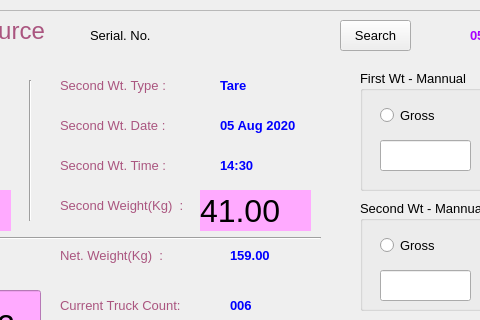
This is FCI/ui/fci_03_weighing.ui in sanjaymanegit/testRepo as Qt 5 draws it before an edit; both pictures show x 700 to 1180 and y 0 to 320 of the 1366 by 769 pixel window. The edited form follows.
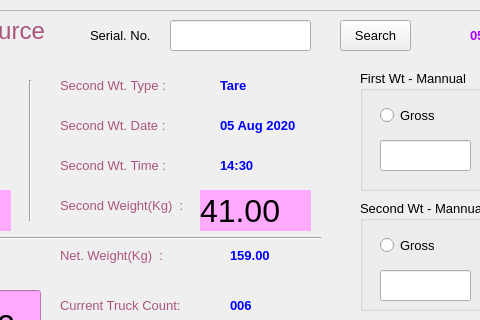
This is the edited form.

Diff of the .ui file:
```diff
--- a/FCI/ui/fci_03_weighing.ui
+++ b/FCI/ui/fci_03_weighing.ui
@@ -1951,6 +1951,22 @@
       <set>Qt::AlignLeading|Qt::AlignLeft|Qt::AlignVCenter</set>
      </property>
     </widget>
+    <widget class="QLineEdit" name="lineEdit_5">
+     <property name="geometry">
+      <rect>
+       <x>860</x>
+       <y>10</y>
+       <width>141</width>
+       <height>31</height>
+      </rect>
+     </property>
+     <property name="font">
+      <font>
+       <family>MS Shell Dlg 2</family>
+       <pointsize>10</pointsize>
+      </font>
+     </property>
+    </widget>
    </widget>
   </widget>
   <widget class="QMenuBar" name="menubar">
```
